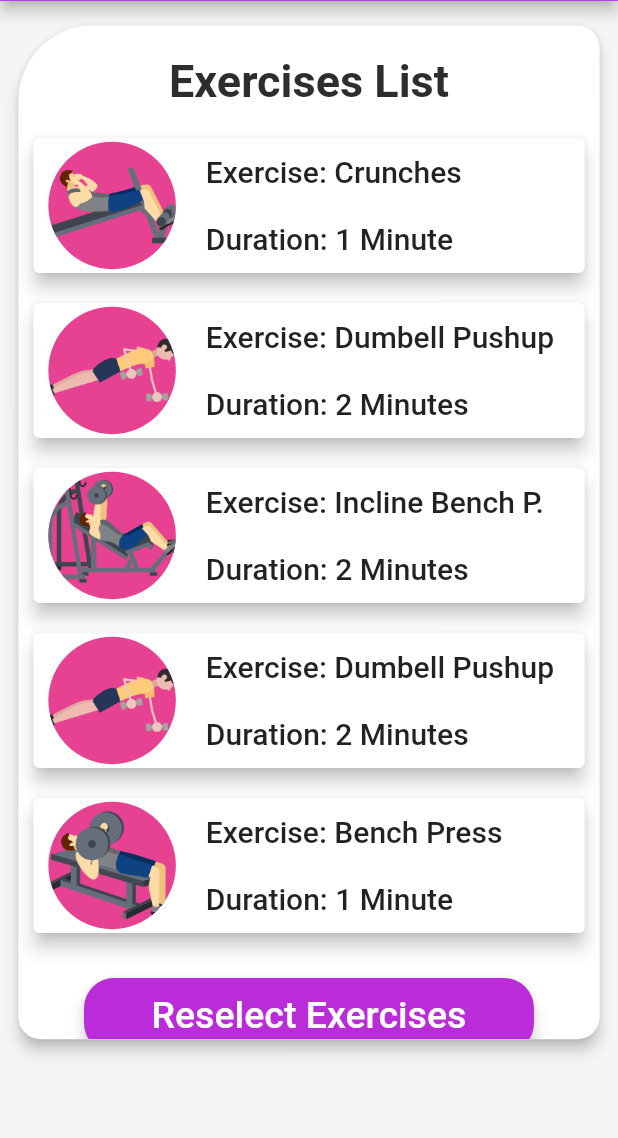
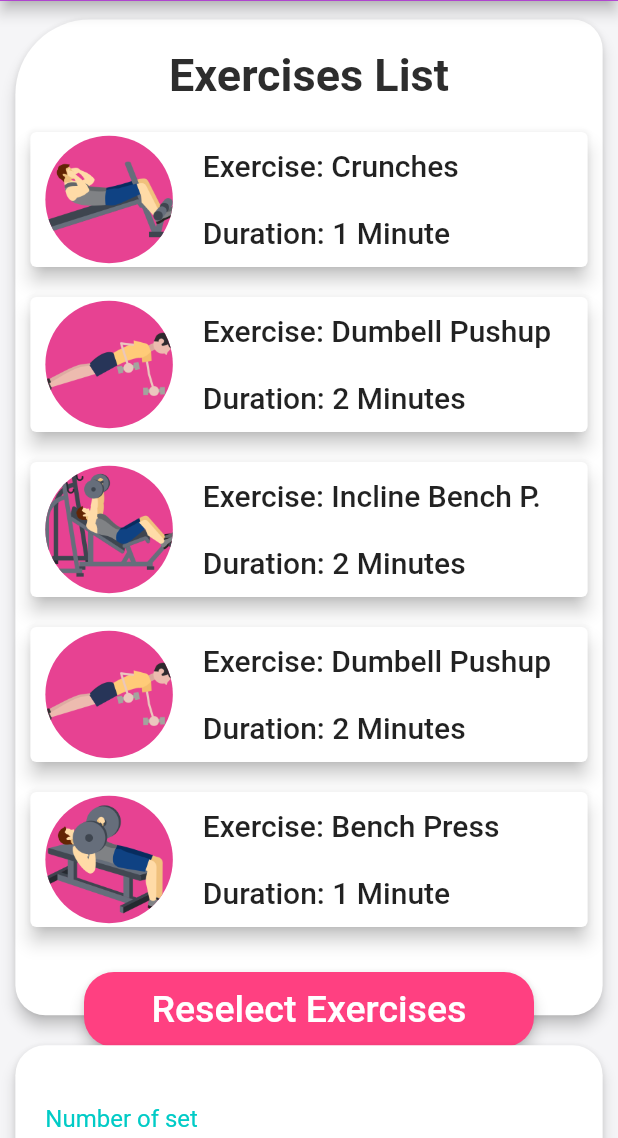
Before and after one commit to InfinityCandy/LCOHomeWorkout, a Flutter app: the screen it shows after launch, after a tap on "Random", on a phone screen of 412 x 824 dp, the part 98-1236 px from its top. Run offline on Flutter 3.47's test engine with Material 2 defaults, Android fonts, the light colour scheme and no system bars.

Commit message:
Se agrega la card que contiene el botón para iniciar ejercicio y introducir el numero de sets

```diff
--- a/lco_home_workout/lib/screens/MainScreen.dart
+++ b/lco_home_workout/lib/screens/MainScreen.dart
@@ -35,9 +35,9 @@ class MainScreen extends StatelessWidget {
               shape: RoundedRectangleBorder(
                   borderRadius: BorderRadius.only(
                       topLeft: Radius.circular(50),
-                      topRight: Radius.circular(15),
-                      bottomRight: Radius.circular(15),
-                      bottomLeft: Radius.circular(15))),
+                      topRight: Radius.circular(20),
+                      bottomRight: Radius.circular(20),
+                      bottomLeft: Radius.circular(20))),
               child: Column(
                 children: <Widget>[
                   MainScreenLogo(screenHeight: screenHeight, screenWidth: screenWidth),
--- a/lco_home_workout/lib/screens/randomModeScreen.dart
+++ b/lco_home_workout/lib/screens/randomModeScreen.dart
@@ -9,6 +9,7 @@ class RandomModeScreen extends StatefulWidget {
 }
 
 class _RandomModeScreenState extends State<RandomModeScreen> {
+  FocusNode myFocusNode = new FocusNode();
   var selectedExercisesList = <Widget>[];
   final exercisesList = const [
     {
@@ -145,6 +146,9 @@ class _RandomModeScreenState extends State<RandomModeScreen> {
             Container(
               decoration: BoxDecoration(color: Color(0x22d1d8e0)),
             ),
+            SingleChildScrollView(
+                child: Column(
+              children: <Widget>[
                 Container(
                   margin: EdgeInsets.only(
                       top: screenHeight * 0.015,
@@ -154,13 +158,13 @@ class _RandomModeScreenState extends State<RandomModeScreen> {
                   width: screenWidth,
                   child: Card(
                     elevation: 4,
+                    margin: EdgeInsets.only(right: 2, left: 2, bottom: 20),
                     shape: RoundedRectangleBorder(
                         borderRadius: BorderRadius.only(
                             topLeft: Radius.circular(50),
-                        topRight: Radius.circular(15),
-                        bottomRight: Radius.circular(15),
-                        bottomLeft: Radius.circular(15))),
-                child: SingleChildScrollView(
+                            topRight: Radius.circular(20),
+                            bottomRight: Radius.circular(20),
+                            bottomLeft: Radius.circular(20))),
                     child: Column(
                       children: <Widget>[
                         Container(
@@ -179,7 +183,7 @@ class _RandomModeScreenState extends State<RandomModeScreen> {
                             margin: EdgeInsets.only(top: 20),
                             child: RaisedButton(
                               elevation: 4,
-                            color: Color(0xFFBB2CD9),
+                              color: Colors.pinkAccent,
                               shape: RoundedRectangleBorder(
                                   borderRadius: BorderRadius.circular(20)),
                               onPressed: () {},
@@ -187,26 +191,72 @@ class _RandomModeScreenState extends State<RandomModeScreen> {
                                   style: TextStyle(
                                       color: Colors.white, fontSize: 25)),
                             )),
+                      ],
+                    ),
+                  ),
+                ),
+                Container(
+                  margin: EdgeInsets.only(
+                      right: screenWidth * 0.02,
+                      left: screenWidth * 0.02,
+                      bottom: 10),
+                  height: screenHeight * 0.22,
+                  width: screenWidth,
+                  child: Card(
+                    elevation: 4,
+                    margin: EdgeInsets.only(right: 2, left: 2, bottom: 20),
+                    shape: RoundedRectangleBorder(
+                        borderRadius: BorderRadius.only(
+                            topLeft: Radius.circular(20),
+                            topRight: Radius.circular(20),
+                            bottomRight: Radius.circular(20),
+                            bottomLeft: Radius.circular(20))),
+                    child: Center(
+                        child: Form(
+                            child: Column(
+                      children: <Widget>[
+                        Container(
+                            margin: EdgeInsets.only(top: 20, right: 20, left: 20),
+                            child: TextFormField(
+                              focusNode: myFocusNode,
+                              decoration: InputDecoration(
+                                labelText: "Number of set",
+                                labelStyle: TextStyle(color: Color(0xFF01CBC6)),
+                                focusedBorder: UnderlineInputBorder(
+                                    borderSide:
+                                        BorderSide(
+                                          color: Color(0xFF01CBC6),
+                                          width: 2
+                                        )),
+                                enabledBorder: UnderlineInputBorder(
+                                    borderSide:
+                                        BorderSide(
+                                          color: Color(0xFF01CBC6),
+                                          width: 2
+                                        )),
+                              ),
+                            )),
                         Container(
                           height: 50,
                           width: 300,
-                        margin: EdgeInsets.only(top: 20, bottom: 15),
+                          margin: EdgeInsets.only(top: 20),
                           child: RaisedButton(
                             elevation: 4,
-                          color: Color(0xFFBB2CD9),
+                            color: Color(0xFF01CBC6),
                             shape: RoundedRectangleBorder(
                                 borderRadius: BorderRadius.circular(20)),
                             onPressed: () {},
                             child: Text("Start Exercise!!!!",
-                              style:
-                                  TextStyle(color: Colors.white, fontSize: 25)),
-                        ),
-                      )
-                    ],
+                                style: TextStyle(
+                                    color: Colors.white, fontSize: 25)),
                           ),
                         ),
+                      ],
+                    ))),
                   ),
-            )
+                ),
+              ],
+            ))
           ],
         ));
   }
```
Also changed, not shown: lco_home_workout/flutter_01.png (added). Lines whose indentation alone changed are shown as unchanged.
